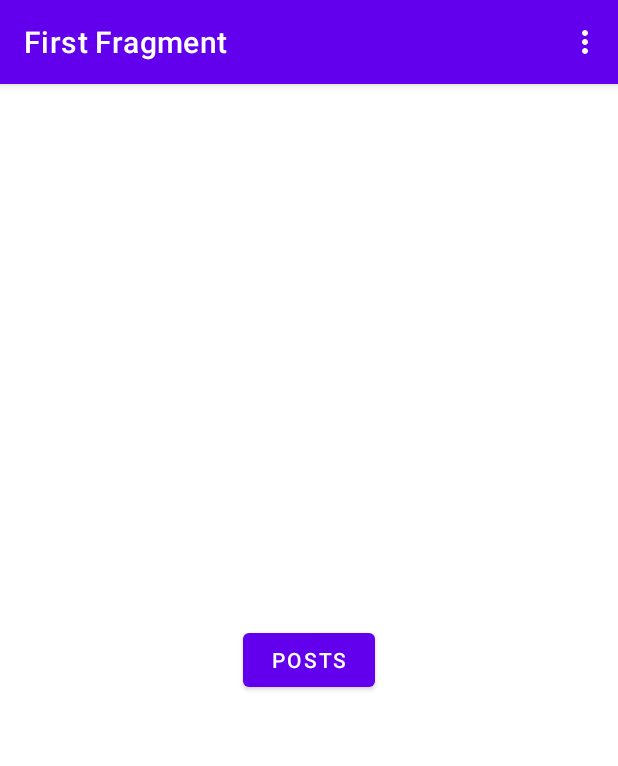
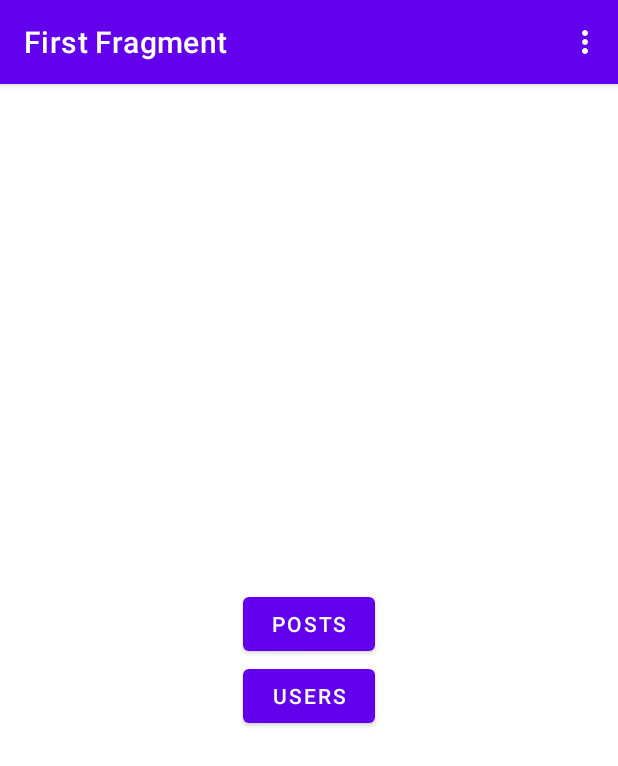
Before and after one commit to RobiFox/JSONPlaceholdeRApp, an Android app: the screen it shows after launch (MainActivity), on a phone screen of 412 x 824 dp. Shown: the top 766 px of the screen. Run offline under Robolectric (Android 15) with nearby library versions, the phone set to English and light mode, and no system bars; our stand-ins replace navigation-ui.

Commit message:
users list, final details

```diff
--- a/app/src/main/java/me/robi/jsonplaceholderapp/FirstFragment.kt
+++ b/app/src/main/java/me/robi/jsonplaceholderapp/FirstFragment.kt
@@ -34,7 +34,10 @@ class FirstFragment : Fragment() {
         super.onViewCreated(view, savedInstanceState)
 
         binding.buttonFirst.setOnClickListener {
-            findNavController().navigate(R.id.action_FirstFragment_to_postFragment, bundleOf("requestLink" to "https://jsonplaceholder.typicode.com/posts"))
+            findNavController().navigate(R.id.action_FirstFragment_to_postFragment)
+        }
+        binding.buttonSecond.setOnClickListener {
+            findNavController().navigate(R.id.action_FirstFragment_to_usersFragment)
         }
     }
 
--- a/app/src/main/java/me/robi/jsonplaceholderapp/user/UserProfileFragment.kt
+++ b/app/src/main/java/me/robi/jsonplaceholderapp/user/individual/UserProfileFragment.kt
@@ -1,4 +1,4 @@
-package me.robi.jsonplaceholderapp.user
+package me.robi.jsonplaceholderapp.user.individual
 
 import android.os.Bundle
 import androidx.fragment.app.Fragment
@@ -11,8 +11,6 @@ import me.robi.jsonplaceholderapp.fragments.ICacheable
 import me.robi.jsonplaceholderapp.fragments.JsonFragment
 import org.json.JSONObject
 
-// TODO: Rename parameter arguments, choose names that match
-// the fragment initialization parameters, e.g. ARG_ITEM_NUMBER
 public const val ARG_USER_ID = "id"
 
 /**
--- a/app/src/main/res/layout/fragment_first.xml
+++ b/app/src/main/res/layout/fragment_first.xml
@@ -21,6 +21,11 @@
             android:layout_width="wrap_content"
             android:layout_height="wrap_content"
             android:text="@string/posts" />
+        <Button
+            android:id="@+id/button_second"
+            android:layout_width="wrap_content"
+            android:layout_height="wrap_content"
+            android:text="@string/users" />
 
     </LinearLayout>
 </androidx.constraintlayout.widget.ConstraintLayout>
--- a/app/src/main/res/layout/fragment_user_profile.xml
+++ b/app/src/main/res/layout/fragment_user_profile.xml
@@ -22,7 +22,6 @@
             android:layout_width="match_parent"
             android:layout_height="wrap_content"
             android:maxLines="2"
-            android:text="First Last"
             android:textAlignment="center"
             android:textAppearance="@style/TextAppearance.AppCompat.Large" />
 
@@ -31,7 +30,6 @@
             android:layout_width="match_parent"
             android:layout_height="wrap_content"
             android:maxLines="1"
-            android:text="at@gmail.com"
             android:textAlignment="center" />
 
         <TextView
@@ -39,7 +37,6 @@
             android:layout_width="match_parent"
             android:layout_height="wrap_content"
             android:maxLines="1"
-            android:text="1-770-736-8031 x56442"
             android:textAlignment="center" />
 
         <TextView
@@ -47,7 +44,6 @@
             android:layout_width="match_parent"
             android:layout_height="wrap_content"
             android:maxLines="1"
-            android:text="www.google.com"
             android:textAlignment="center" />
 
         <Space
@@ -69,7 +65,6 @@
             android:layout_width="match_parent"
             android:layout_height="wrap_content"
             android:maxLines="2"
-            android:text="Google"
             android:textAlignment="center"
             android:textAppearance="@style/TextAppearance.AppCompat.Display2" />
 
@@ -78,7 +73,6 @@
             android:layout_width="match_parent"
             android:layout_height="wrap_content"
             android:maxLines="2"
-            android:text="&quot;Catch phrase&quot;"
             android:textAlignment="center"
             android:textAppearance="@style/TextAppearance.AppCompat.Caption"
             android:textStyle="italic" />
--- a/app/src/main/res/navigation/nav_graph.xml
+++ b/app/src/main/res/navigation/nav_graph.xml
@@ -12,21 +12,11 @@
         tools:layout="@layout/fragment_first">
 
         <action
-            android:id="@+id/action_FirstFragment_to_SecondFragment"
-            app:destination="@id/SecondFragment" />
-        <action
             android:id="@+id/action_FirstFragment_to_postFragment"
             app:destination="@id/postFragment" />
-    </fragment>
-    <fragment
-        android:id="@+id/SecondFragment"
-        android:name="me.robi.jsonplaceholderapp.SecondFragment"
-        android:label="@string/second_fragment_label"
-        tools:layout="@layout/fragment_second">
-
         <action
-            android:id="@+id/action_SecondFragment_to_FirstFragment"
-            app:destination="@id/FirstFragment" />
+            android:id="@+id/action_FirstFragment_to_usersFragment"
+            app:destination="@id/usersFragment" />
     </fragment>
     <fragment
         android:id="@+id/postFragment"
@@ -51,11 +41,20 @@
     </fragment>
     <fragment
         android:id="@+id/userProfileFragment"
-        android:name="me.robi.jsonplaceholderapp.user.UserProfileFragment"
+        android:name="me.robi.jsonplaceholderapp.user.individual.UserProfileFragment"
         android:label="@string/user"
         tools:layout="@layout/fragment_user_profile" >
         <argument
             android:name="id"
             app:argType="integer"/>
     </fragment>
+    <fragment
+        android:id="@+id/usersFragment"
+        android:name="me.robi.jsonplaceholderapp.user.list.UsersFragment"
+        android:label="fragment_item_list"
+        tools:layout="@layout/fragment_user_list" >
+        <action
+            android:id="@+id/action_usersFragment_to_userProfileFragment"
+            app:destination="@id/userProfileFragment" />
+    </fragment>
 </navigation>
--- a/app/src/main/res/values/strings.xml
+++ b/app/src/main/res/values/strings.xml
@@ -5,6 +5,7 @@
     <string name="first_fragment_label">First Fragment</string>
     <string name="second_fragment_label">Second Fragment</string>
     <string name="posts">Posts</string>
+    <string name="users">Users</string>
     <string name="previous">Previous</string>
     <string name="author">Author:</string>
 
```
Also changed, not shown: app/src/main/java/me/robi/jsonplaceholderapp/SecondFragment.kt (deleted, +0 -44 lines), app/src/main/java/me/robi/jsonplaceholderapp/posts/individual/IndividualPostFragment.kt (+1 -19 lines), app/src/main/java/me/robi/jsonplaceholderapp/user/list/MyUsersRecyclerViewAdapter.kt (added, +61 -0 lines), app/src/main/java/me/robi/jsonplaceholderapp/user/list/UserContent.kt (added, +48 -0 lines), app/src/main/java/me/robi/jsonplaceholderapp/user/list/UsersFragment.kt (renamed from app/src/main/java/me/robi/jsonplaceholderapp/posts/list/PostFragment.kt, +27 -28 lines), app/src/main/res/layout/fragment_user.xml (added, +20 -0 lines), app/src/main/res/layout/fragment_user_list.xml (added, +13 -0 lines).
